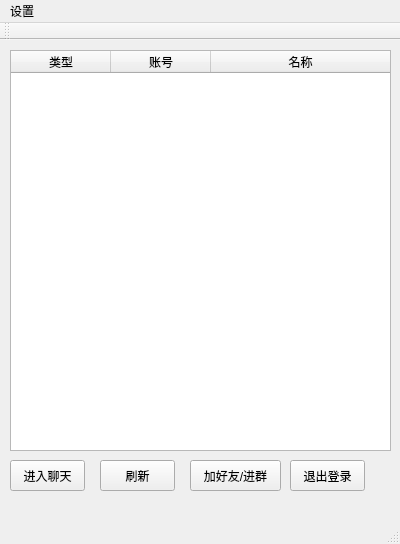
Qt form mainwindow.ui (hdu-zky/QChat) before a commit.
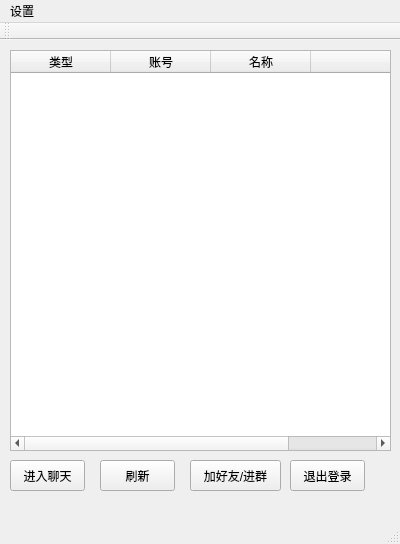
The same form after that commit. Icons and pictures are not drawn.

Diff of the .ui file:
```diff
--- a/mainwindow.ui
+++ b/mainwindow.ui
@@ -57,6 +57,11 @@
       <string>名称</string>
      </property>
     </column>
+    <column>
+     <property name="text">
+      <string/>
+     </property>
+    </column>
    </widget>
    <widget class="QPushButton" name="refresh">
     <property name="geometry">
```
